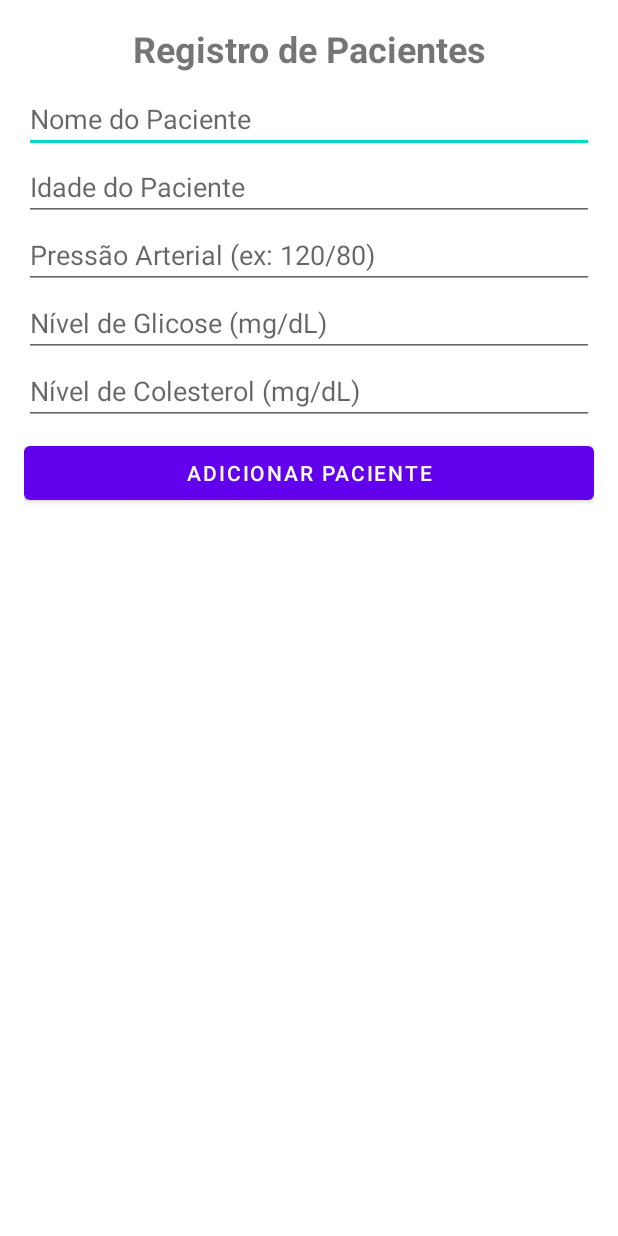
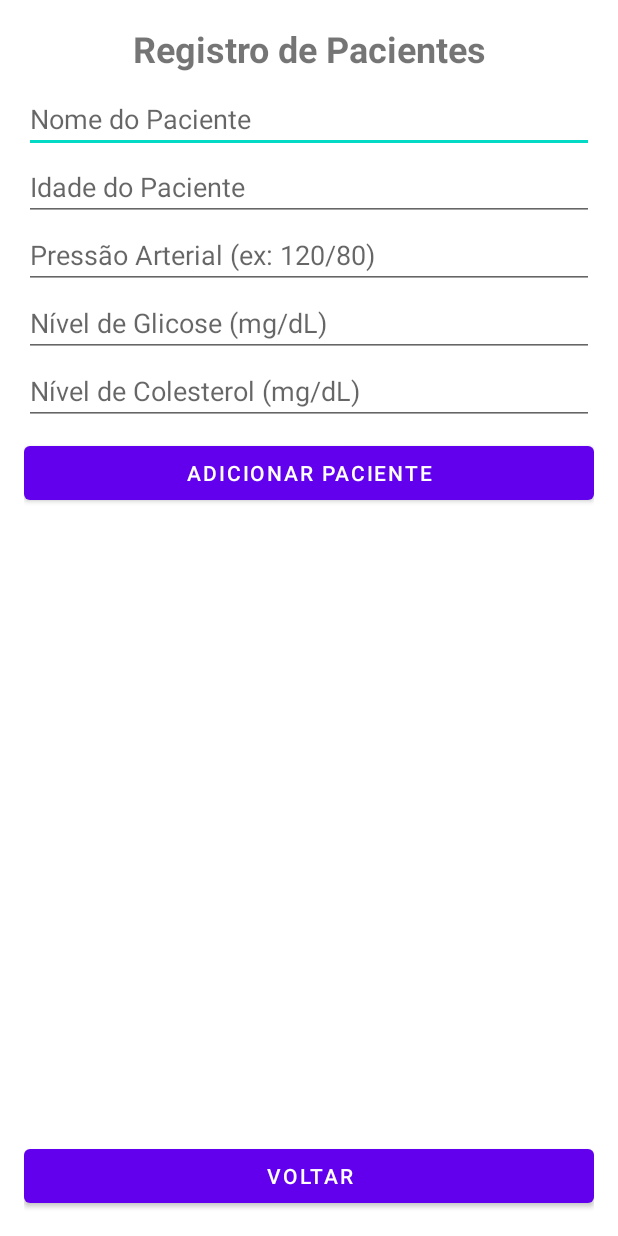
Before and after one commit to lucasjdc/telemedicina-java-senac, an Android app: the AddPatientActivity screen opened directly, with no data from a screen before it, on a phone screen of 412 x 824 dp. Run offline under Robolectric (Android 15) with nearby library versions, the phone set to English and light mode, and no system bars.

Commit message:
feat: Adiciona tabelas Medicos e Consulta, e botão Voltar na tela de Adicionar Paciente

```diff
--- a/app/src/main/java/br/senac/telemedicina/ui/activity/AddPatientActivity.java
+++ b/app/src/main/java/br/senac/telemedicina/ui/activity/AddPatientActivity.java
@@ -7,9 +7,7 @@ import android.widget.Toast;
 import androidx.appcompat.app.AppCompatActivity;
 import androidx.recyclerview.widget.LinearLayoutManager;
 import androidx.recyclerview.widget.RecyclerView;
-
 import java.util.List;
-
 import br.senac.telemedicina.R;
 import br.senac.telemedicina.dao.PacientesDao;
 import br.senac.telemedicina.database.DBHelper;
@@ -43,6 +41,7 @@ public class AddPatientActivity extends AppCompatActivity {
         EditText glicoseEditText = findViewById(R.id.editTextglicose_addpatient);
         EditText colesterolEditText = findViewById(R.id.editTextcolesterol_addpatient);
         Button addButton = findViewById(R.id.btnAddNovoPaciente);
+        Button returnButton = findViewById(R.id.btnVoltar_activity_addpatient);
 
         // RecyclerView
         RecyclerView recyclerView = findViewById(R.id.recyclerViewPacientes);
@@ -81,5 +80,8 @@ public class AddPatientActivity extends AppCompatActivity {
             glicoseEditText.setText("");
             colesterolEditText.setText("");
         });
+
+        returnButton.setOnClickListener(v -> finish());
     }
+
 }
--- a/app/src/main/res/layout/activity_addpatient.xml
+++ b/app/src/main/res/layout/activity_addpatient.xml
@@ -73,12 +73,23 @@
         <androidx.recyclerview.widget.RecyclerView
             android:id="@+id/recyclerViewPacientes"
             android:layout_width="match_parent"
-            android:layout_height="360dp"
+            android:layout_height="0dp"
             android:layout_marginTop="16dp"
-            app:layout_constraintBottom_toBottomOf="parent"
+            android:layout_weight="1"
+            app:layout_constraintBottom_toTopOf="@+id/btnVoltar"
             app:layout_constraintEnd_toEndOf="parent"
             app:layout_constraintStart_toStartOf="parent"
             app:layout_constraintTop_toBottomOf="@id/btnAddNovoPaciente" />
 
+        <Button
+            android:id="@+id/btnVoltar_activity_addpatient"
+            android:layout_width="match_parent"
+            android:layout_height="wrap_content"
+            android:text="Voltar"
+            android:layout_marginTop="16dp"
+            app:layout_constraintBottom_toBottomOf="parent"
+            app:layout_constraintEnd_toEndOf="parent"
+            app:layout_constraintStart_toStartOf="parent" />
+
     </LinearLayout>
 </androidx.constraintlayout.widget.ConstraintLayout>
```
Also changed, not shown: app/src/main/java/br/senac/telemedicina/database/DBHelper.java (+18 -5 lines), 1 other file.
